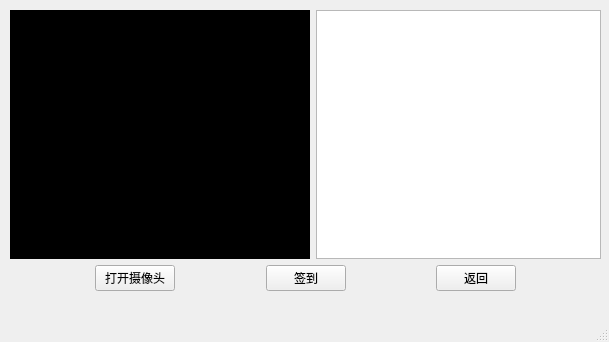
Old version of the form myUI/Check2_Form.ui in the repository Seris-Gas-Company/Face-check-in-system.
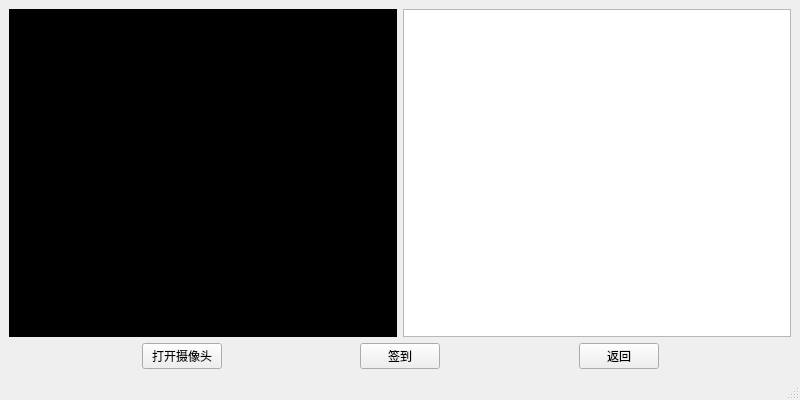
New version of the form. Icons and pictures are not drawn.

The edit to the form file:
```diff
--- a/myUI/Check2_Form.ui
+++ b/myUI/Check2_Form.ui
@@ -6,8 +6,8 @@
    <rect>
     <x>0</x>
     <y>0</y>
-    <width>609</width>
-    <height>342</height>
+    <width>800</width>
+    <height>400</height>
    </rect>
   </property>
   <property name="sizePolicy">
@@ -30,15 +30,8 @@
      <verstretch>0</verstretch>
     </sizepolicy>
    </property>
-   <widget class="QWidget" name="">
-    <property name="geometry">
-     <rect>
-      <x>10</x>
-      <y>10</y>
-      <width>591</width>
-      <height>281</height>
-     </rect>
-    </property>
+   <layout class="QHBoxLayout" name="horizontalLayout_3">
+    <item>
     <layout class="QGridLayout" name="gridLayout">
      <item row="0" column="0">
       <layout class="QHBoxLayout" name="horizontalLayout">
@@ -147,7 +140,8 @@
       </layout>
      </item>
     </layout>
-   </widget>
+    </item>
+   </layout>
   </widget>
   <widget class="QMenuBar" name="menubar">
    <property name="geometry">
```
Left out of the diff: 4 changed lines with no effect on the pictures. Lines whose indentation alone changed are shown as unchanged.
